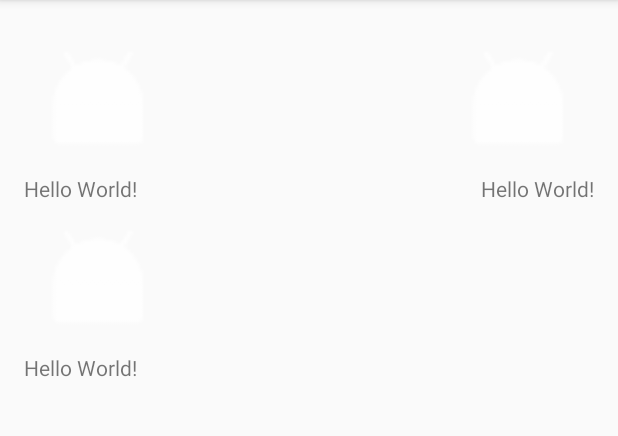
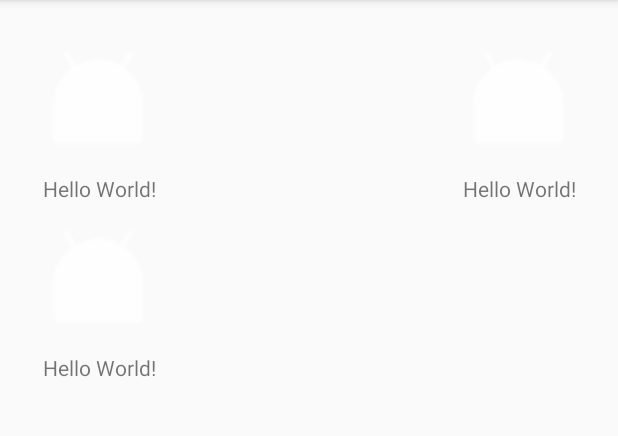
Before and after one commit to pmgrp/Lab2, an Android app: the screen it shows after launch (MainActivity), on a phone screen of 412 x 824 dp, the part 84-520 px from its top. Run offline under Robolectric (Android 15) with nearby library versions, the phone set to English and light mode, and no system bars.

Commit message:
Fixed Main Page
Fixed the main page to display better the icons and texts

```diff
--- a/app/src/main/res/layout/activity_main.xml
+++ b/app/src/main/res/layout/activity_main.xml
@@ -1,26 +1,70 @@
 <?xml version="1.0" encoding="utf-8"?>
-<android.support.design.widget.CoordinatorLayout xmlns:android="http://schemas.android.com/apk/res/android"
+<android.support.design.widget.CoordinatorLayout
+    xmlns:android="http://schemas.android.com/apk/res/android"
     xmlns:app="http://schemas.android.com/apk/res-auto"
-    xmlns:tools="http://schemas.android.com/tools"
     android:layout_width="match_parent"
     android:layout_height="match_parent"
-    android:fitsSystemWindows="true"
-    tools:context="com.sorbellini.s214631.lab2.MainActivity">
+    android:fitsSystemWindows="true">
 
-    <android.support.design.widget.AppBarLayout
+    <include layout="@layout/tool_bar" />
+
+    <RelativeLayout xmlns:android="http://schemas.android.com/apk/res/android"
+        xmlns:app="http://schemas.android.com/apk/res-auto"
         android:layout_width="match_parent"
-        android:layout_height="wrap_content"
-        android:theme="@style/AppTheme.AppBarOverlay">
+        android:layout_height="match_parent"
+        android:padding="16dp"
+        app:layout_behavior="@string/appbar_scrolling_view_behavior">
 
-        <android.support.v7.widget.Toolbar
-            android:id="@+id/toolbar"
-            android:layout_width="match_parent"
-            android:layout_height="?attr/actionBarSize"
-            android:background="?attr/colorPrimary"
-            app:popupTheme="@style/AppTheme.PopupOverlay" />
+        <LinearLayout
+            android:layout_width="wrap_content"
+            android:layout_height="wrap_content"
+            android:orientation="vertical"
+            android:layout_alignParentTop="true"
+            android:layout_alignParentLeft="true"
+            android:layout_alignParentBottom="true">
+            <ImageView
+                android:id="@+id/details"
+                android:layout_width="100dp"
+                android:layout_height="100dp"
+                android:src="@drawable/ic_image_test"
+                android:scaleType="fitXY"/>
+            <TextView
+                android:id="@+id/details_text"
+                android:layout_width="match_parent"
+                android:layout_height="wrap_content"
+                android:textAlignment="center"
+                android:text="Hello World!" />
+            <ImageView
+                android:id="@+id/reservation"
+                android:layout_width="100dp"
+                android:layout_height="100dp"
+                android:src="@drawable/ic_image_test"/>
+            <TextView
+                android:id="@+id/reservation_text"
+                android:layout_width="match_parent"
+                android:layout_height="wrap_content"
+                android:textAlignment="center"
+                android:text="Hello World!"/>
+        </LinearLayout>
+        <LinearLayout
+            android:layout_width="wrap_content"
+            android:layout_height="wrap_content"
+            android:orientation="vertical"
+            android:layout_alignParentTop="true"
+            android:layout_alignParentRight="true"
+            android:layout_alignParentBottom="true">
+            <ImageView
+                android:id="@+id/daily_offer"
+                android:layout_width="100dp"
+                android:layout_height="100dp"
+                android:src="@drawable/ic_image_test"/>
+            <TextView
+                android:id="@+id/daily_offer_text"
+                android:layout_width="match_parent"
+                android:layout_height="wrap_content"
+                android:textAlignment="center"
+                android:text="Hello World!" />
+        </LinearLayout>
 
-    </android.support.design.widget.AppBarLayout>
-
-    <include layout="@layout/content_main" />
-
+    </RelativeLayout>
 </android.support.design.widget.CoordinatorLayout>
--- a/app/src/main/res/layout/content_main.xml
+++ /dev/null
@@ -1,55 +0,0 @@
-<?xml version="1.0" encoding="utf-8"?>
-<RelativeLayout xmlns:android="http://schemas.android.com/apk/res/android"
-    xmlns:app="http://schemas.android.com/apk/res-auto"
-    xmlns:tools="http://schemas.android.com/tools"
-    android:id="@+id/container"
-    android:layout_width="match_parent"
-    android:layout_height="match_parent"
-    android:padding="16dp"
-    app:layout_behavior="@string/appbar_scrolling_view_behavior"
-    tools:context="com.sorbellini.s214631.lab2.MainActivity"
-    tools:showIn="@layout/activity_main">
-    <ImageView
-        android:id="@+id/details"
-        android:layout_width="100dp"
-        android:layout_height="100dp"
-        android:layout_alignParentStart="true"
-        android:layout_alignParentLeft="true"
-        android:src="@drawable/ic_image_test"
-        android:scaleType="fitXY"/>
-        <TextView
-            android:id="@+id/details_text"
-            android:layout_width="wrap_content"
-            android:layout_height="wrap_content"
-            android:text="Hello World!"
-            android:layout_below="@id/details"/>
-    <ImageView
-        android:id="@+id/daily_offer"
-        android:layout_width="100dp"
-        android:layout_height="100dp"
-        android:layout_alignParentRight="true"
-        android:layout_alignParentTop="true"
-        android:src="@drawable/ic_image_test"/>
-        <TextView
-            android:id="@+id/daily_offer_text"
-            android:layout_width="wrap_content"
-            android:layout_height="wrap_content"
-            android:text="Hello World!"
-            android:layout_alignParentRight="true"
-            android:layout_below="@id/daily_offer"/>
-    <ImageView
-        android:id="@+id/reservation"
-        android:layout_width="100dp"
-        android:layout_height="100dp"
-        android:layout_alignParentLeft="true"
-        android:layout_below="@id/daily_offer_text"
-        android:src="@drawable/ic_image_test"/>
-    <TextView
-        android:id="@+id/reservation_text"
-        android:layout_width="wrap_content"
-        android:layout_height="wrap_content"
-        android:text="Hello World!"
-        android:layout_alignParentLeft="true"
-        android:layout_below="@id/reservation"/>
-
-</RelativeLayout>
--- /dev/null
+++ b/app/src/main/res/layout/tool_bar.xml
@@ -0,0 +1,16 @@
+<?xml version="1.0" encoding="utf-8"?>
+<android.support.design.widget.AppBarLayout
+    android:layout_width="match_parent"
+    android:layout_height="wrap_content"
+    xmlns:app="http://schemas.android.com/apk/res-auto"
+    android:theme="@style/AppTheme.AppBarOverlay"
+    xmlns:android="http://schemas.android.com/apk/res/android">
+
+    <android.support.v7.widget.Toolbar
+        android:id="@+id/toolbar"
+        android:layout_width="match_parent"
+        android:layout_height="?attr/actionBarSize"
+        android:background="?attr/colorPrimary"
+        app:popupTheme="@style/AppTheme.PopupOverlay" />
+
+</android.support.design.widget.AppBarLayout>
```
